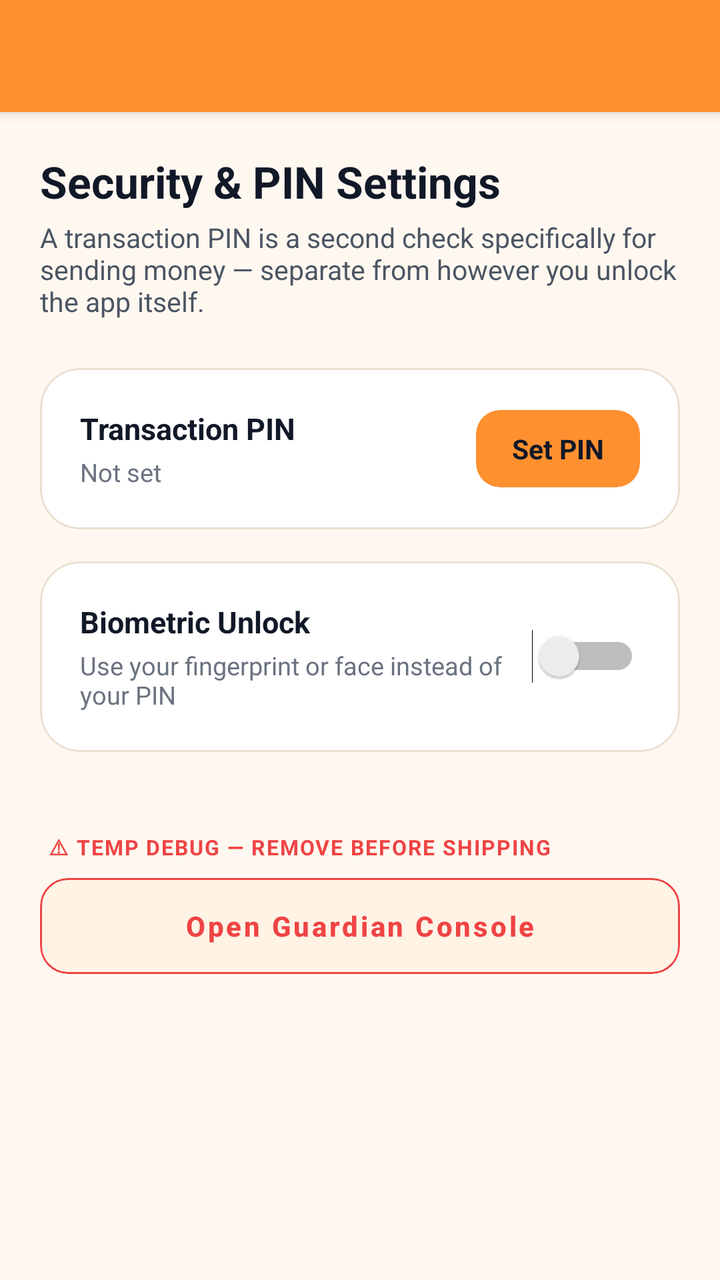
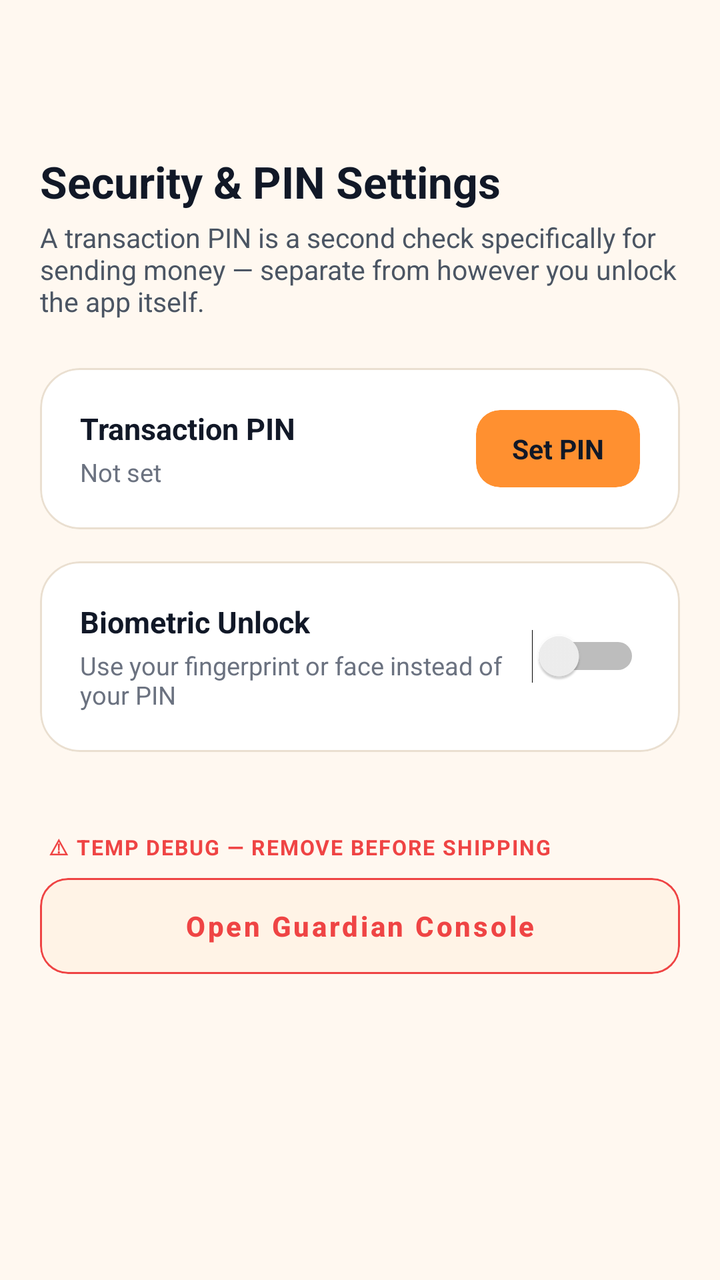

An Android layout rendered at two revisions. The XML below is the earlier revision; the diff shows what the commit changed to produce the second picture.
<!-- AndroidManifest.xml: application theme AppTheme -->
<!-- res/layout/security_pin_settings.xml -->
<androidx.coordinatorlayout.widget.CoordinatorLayout
	xmlns:android="http://schemas.android.com/apk/res/android"
	xmlns:app="http://schemas.android.com/apk/res-auto"
	xmlns:tools="http://schemas.android.com/tools"
	android:id="@+id/_coordinator"
	android:layout_width="match_parent"
	android:layout_height="match_parent">
	<com.google.android.material.appbar.AppBarLayout
		android:id="@+id/_app_bar"
		android:layout_width="match_parent"
		android:layout_height="wrap_content"
		android:theme="@style/AppTheme.AppBarOverlay">
		<androidx.appcompat.widget.Toolbar
			android:id="@+id/_toolbar"
			android:layout_width="match_parent"
			android:layout_height="?attr/actionBarSize"
			android:background="?attr/appBarColor"
			app:popupTheme="@style/AppTheme.PopupOverlay" />
	</com.google.android.material.appbar.AppBarLayout>
	<androidx.core.widget.NestedScrollView
		android:id="@+id/vscroll2"
		android:layout_width="match_parent"
		android:layout_height="match_parent"
		android:background="@color/colorBackground"
		android:fillViewport="true"
		android:overScrollMode="never"
		app:layout_behavior="@string/appbar_scrolling_view_behavior">
		<LinearLayout
			android:id="@+id/linear43"
			android:layout_width="match_parent"
			android:layout_height="wrap_content"
			android:padding="20dp"
			android:orientation="vertical">
			<TextView
				android:id="@+id/textview54"
				android:layout_width="wrap_content"
				android:layout_height="wrap_content"
				android:text="Security &amp; PIN Settings"
				android:textSize="22sp"
				android:textStyle="bold"
				android:textColor="@color/colorTextPrimary"
				android:focusable="false" />
			<TextView
				android:id="@+id/textview55"
				android:layout_width="match_parent"
				android:layout_height="wrap_content"
				android:layout_marginTop="4dp"
				android:layout_marginBottom="24dp"
				android:text="A transaction PIN is a second check specifically for sending money — separate from however you unlock the app itself."
				android:textColor="@color/colorTextSecondary"
				android:textSize="13.5sp"
				android:focusable="false" />
			<com.google.android.material.card.MaterialCardView
				android:id="@+id/cardview35"
				android:layout_width="match_parent"
				android:layout_height="wrap_content"
				android:layout_marginBottom="16dp"
				app:cardBackgroundColor="@color/colorSurface"
				app:cardCornerRadius="20dp"
				app:cardElevation="0dp"
				app:strokeWidth="1dp"
				app:strokeColor="@color/colorCardStroke">
				<LinearLayout
					android:id="@+id/linear44"
					android:layout_width="match_parent"
					android:layout_height="wrap_content"
					android:padding="20dp"
					android:orientation="vertical">
					<LinearLayout
						android:id="@+id/linear45"
						android:layout_width="match_parent"
						android:layout_height="wrap_content"
						android:gravity="center_vertical"
						android:orientation="horizontal">
						<LinearLayout
							android:id="@+id/linear46"
							android:layout_width="0dp"
							android:layout_height="wrap_content"
							android:orientation="vertical"
							android:layout_weight="1">
							<TextView
								android:id="@+id/textview56"
								android:layout_width="wrap_content"
								android:layout_height="wrap_content"
								android:text="Transaction PIN"
								android:textSize="15sp"
								android:textStyle="bold"
								android:textColor="@color/colorTextPrimary"
								android:focusable="false" />
							<TextView
								android:id="@+id/tv_pin_status"
								android:layout_width="wrap_content"
								android:layout_height="wrap_content"
								android:layout_marginTop="3dp"
								android:text="Not set"
								android:textColor="@color/colorTextTertiary"
								android:textSize="12.5sp"
								android:focusable="false" />
						</LinearLayout>
						<com.google.android.material.card.MaterialCardView
							android:id="@+id/cardview36"
							android:layout_width="wrap_content"
							android:layout_height="wrap_content"
							app:cardBackgroundColor="@color/colorAccent"
							app:cardCornerRadius="12dp"
							app:cardElevation="0dp"
							app:strokeWidth="0dp">
							<TextView
								android:id="@+id/btn_pin_action"
								android:layout_width="wrap_content"
								android:layout_height="wrap_content"
								android:text="Set PIN"
								android:textStyle="bold"
								android:textColor="@color/colorTextOnAccent"
								android:textSize="13.5sp"
								android:paddingHorizontal="18dp"
								android:paddingVertical="10dp" />
						</com.google.android.material.card.MaterialCardView>
					</LinearLayout>
				</LinearLayout>
			</com.google.android.material.card.MaterialCardView>
			<com.google.android.material.card.MaterialCardView
				android:id="@+id/cardview37"
				android:layout_width="match_parent"
				android:layout_height="wrap_content"
				android:layout_marginBottom="16dp"
				app:cardBackgroundColor="@color/colorSurface"
				app:cardCornerRadius="20dp"
				app:cardElevation="0dp"
				app:strokeWidth="1dp"
				app:strokeColor="@color/colorCardStroke">
				<LinearLayout
					android:id="@+id/linear47"
					android:layout_width="match_parent"
					android:layout_height="wrap_content"
					android:padding="20dp"
					android:gravity="center_vertical"
					android:orientation="horizontal">
					<LinearLayout
						android:id="@+id/linear48"
						android:layout_width="0dp"
						android:layout_height="wrap_content"
						android:orientation="vertical"
						android:layout_weight="1">
						<TextView
							android:id="@+id/textview57"
							android:layout_width="wrap_content"
							android:layout_height="wrap_content"
							android:text="Biometric Unlock"
							android:textSize="15sp"
							android:textStyle="bold"
							android:textColor="@color/colorTextPrimary"
							android:focusable="false" />
						<TextView
							android:id="@+id/tv_biometric_status"
							android:layout_width="match_parent"
							android:layout_height="wrap_content"
							android:layout_marginTop="3dp"
							android:text="Use your fingerprint or face instead of your PIN"
							android:textColor="@color/colorTextTertiary"
							android:textSize="12.5sp"
							android:focusable="false" />
					</LinearLayout>
					<Switch
						android:id="@+id/switch_biometric"
						android:layout_width="wrap_content"
						android:layout_height="wrap_content"
						android:textSize="12sp" />
				</LinearLayout>
			</com.google.android.material.card.MaterialCardView>
			<TextView
				android:id="@+id/tv_security_note"
				android:layout_width="match_parent"
				android:layout_height="wrap_content"
				android:layout_marginBottom="8dp"
				android:text="Set a transaction PIN before enabling biometric unlock — biometric is a shortcut for entering your PIN, not a replacement for having one."
				android:textColor="@color/colorTextTertiary"
				android:textSize="11.5sp"
				android:layout_marginStart="4dp"
				android:visibility="gone"
				android:focusable="false" />
			<TextView
				android:id="@+id/textview58"
				android:layout_width="match_parent"
				android:layout_height="wrap_content"
				android:layout_marginTop="24dp"
				android:text="⚠ TEMP DEBUG — REMOVE BEFORE SHIPPING"
				android:textStyle="bold"
				android:textColor="@color/colorError"
				android:textSize="10.5sp"
				android:layout_marginStart="4dp"
				android:letterSpacing="0.06"
				android:focusable="false" />
			<com.google.android.material.card.MaterialCardView
				android:id="@+id/cardview38"
				android:layout_width="match_parent"
				android:layout_height="wrap_content"
				android:layout_marginTop="8dp"
				app:cardBackgroundColor="@color/colorSurfaceAlt"
				app:cardCornerRadius="14dp"
				app:cardElevation="0dp"
				app:strokeColor="@color/colorError"
				app:strokeWidth="1dp">
				<Button
					android:id="@+id/btn_debug_guardian_console"
					android:layout_width="match_parent"
					android:layout_height="48dp"
					android:background="@android:color/transparent"
					android:text="Open Guardian Console"
					android:textSize="14sp"
					android:textStyle="bold"
					android:textColor="@color/colorError"
					android:textAllCaps="false" />
			</com.google.android.material.card.MaterialCardView>
		</LinearLayout>
	</androidx.core.widget.NestedScrollView>
</androidx.coordinatorlayout.widget.CoordinatorLayout>
<!-- resources referenced by this layout -->
<resources>
  <color name="colorAccent">#FF9030</color>
  <color name="colorBackground">#FFF8F0</color>
  <color name="colorCardStroke">#EADFD0</color>
  <color name="colorError">#EF4444</color>
  <color name="colorSurface">#FFFFFF</color>
  <color name="colorSurfaceAlt">#FFF3E6</color>
  <color name="colorTextOnAccent">#111827</color>
  <color name="colorTextPrimary">#111827</color>
  <color name="colorTextSecondary">#4B5563</color>
  <color name="colorTextTertiary">#6B7280</color>
  <style name="AppTheme.PopupOverlay" parent="ThemeOverlay.MaterialComponents.Light" />
  <style name="AppTheme" parent="Theme.MaterialComponents.DayNight.NoActionBar">
          
          <item name="homeAsUpIndicator">@drawable/ic_nav_back</item>
          
          <item name="android:textViewStyle">@style/HarvanaTextView</item>
          <item name="appBarColor">@color/colorAccent</item>
          <item name="onAppBarColor">@color/colorTextOnAccent</item>
          <item name="colorSecondary">@color/colorAccent</item>
          <item name="colorOnSecondary">@color/colorTextOnAccent</item>
          <item name="colorPrimaryVariant">@color/colorAccentDark</item>
          <item name="colorSecondaryVariant">@color/colorAccentDark</item>
          <item name="colorError">@color/colorError</item>
          <item name="colorOnError">@color/colorTextPrimaryWhite</item>
          <item name="colorControlActivated">@color/colorAccent</item>
          <item name="colorControlNormal">@color/colorControlNormal</item>
          <item name="colorControlHighlight">@color/colorAccentRipple</item>
          <item name="android:textColorHighlight">@color/colorAccentStroke</item>
          <item name="android:textColorLink">@color/colorAccentStrong</item>
          <item name="android:editTextColor">@color/colorTextPrimary</item>
          <item name="android:navigationBarColor">@color/colorBackground</item>
          <item name="colorPrimary">@color/colorAccent</item>
          <item name="colorPrimaryDark">@color/colorAccentStrong</item>
          <item name="colorAccent">@color/colorAccent</item>
          <item name="colorSurface">@color/colorSurface</item>
          <item name="colorOnPrimary">@color/colorTextOnAccent</item>
          <item name="colorOnSurface">@color/colorTextPrimary</item>
          <item name="colorOnBackground">@color/colorTextPrimary</item>
          <item name="colorOnSurfaceVariant">@color/colorTextSecondary</item>
          <item name="android:textColorPrimary">@color/colorTextPrimary</item>
          <item name="android:textColorSecondary">@color/colorTextSecondary</item>
          <item name="android:textColorHint">@color/colorTextTertiary</item>
          <item name="android:statusBarColor">?attr/appBarColor</item>
          <item name="android:windowLightStatusBar">true</item>
          <item name="android:windowBackground">@color/colorBackground</item>
          <item name="alertDialogTheme">@style/HarvanaAlertDialog</item>
          <item name="materialAlertDialogTheme">@style/HarvanaAlertDialog</item>
          <item name="bottomSheetDialogTheme">@style/HarvanaBottomSheetDialog</item>
      </style>
  <style name="HarvanaTextView" parent="android:Widget.TextView">
          <item name="android:textColor">@color/colorTextPrimary</item>
      </style>
  <color name="colorAccentDark">#E57A14</color>
  <color name="colorTextPrimaryWhite">#FFFFFF</color>
  <color name="colorControlNormal">#6B7280</color>
  <color name="colorAccentRipple">#1AFF9030</color>
  <color name="colorAccentStroke">#33FF9030</color>
  <color name="colorAccentStrong">#B85F0A</color>
  <style name="HarvanaDialogButton" parent="Widget.MaterialComponents.Button.TextButton.Dialog">
          <item name="android:textColor">@color/colorAccent</item>
          <item name="android:minHeight">48dp</item>
      </style>
  <!-- unchanged entries left out for length: 6 -->
</resources>

<!-- the commit's change to res/layout/security_pin_settings.xml (unified diff, before → after) -->
@@ -9,7 +9,9 @@
 		android:id="@+id/_app_bar"
 		android:layout_width="match_parent"
 		android:layout_height="wrap_content"
-		android:theme="@style/AppTheme.AppBarOverlay">
+		android:theme="@style/AppTheme.AppBarOverlay"
+		app:elevation="0dp"
+		android:stateListAnimator="@null">
 		<androidx.appcompat.widget.Toolbar
 			android:id="@+id/_toolbar"
 			android:layout_width="match_parent"
<!-- resource entries referenced after the edit -->
@@ -16,8 +16,8 @@
           <item name="homeAsUpIndicator">@drawable/ic_nav_back</item>
           
           <item name="android:textViewStyle">@style/HarvanaTextView</item>
-          <item name="appBarColor">@color/colorAccent</item>
-          <item name="onAppBarColor">@color/colorTextOnAccent</item>
+          <item name="appBarColor">@color/colorBackground</item>
+          <item name="onAppBarColor">@color/colorTextPrimary</item>
           <item name="colorSecondary">@color/colorAccent</item>
           <item name="colorOnSecondary">@color/colorTextOnAccent</item>
           <item name="colorPrimaryVariant">@color/colorAccentDark</item>
